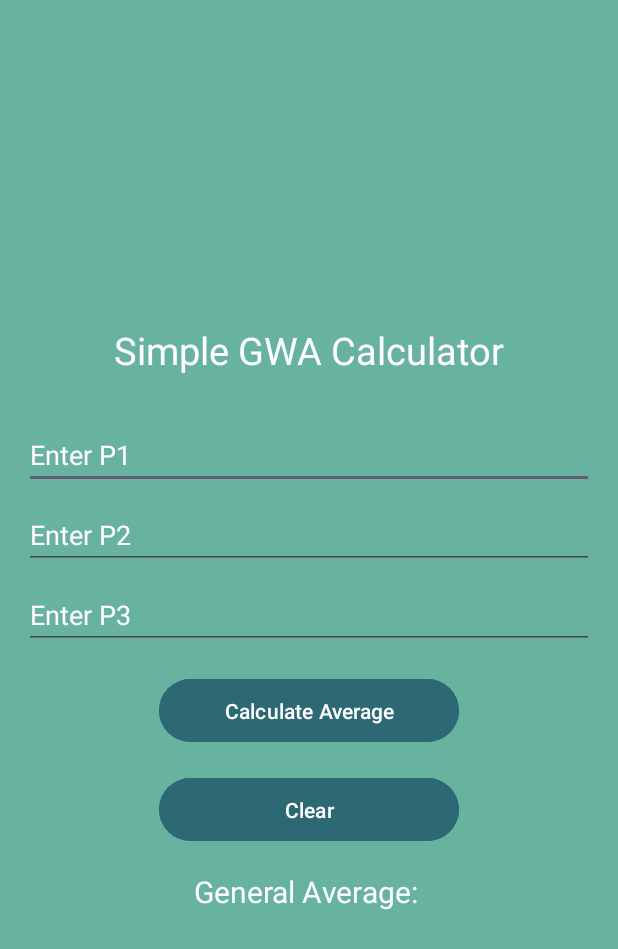
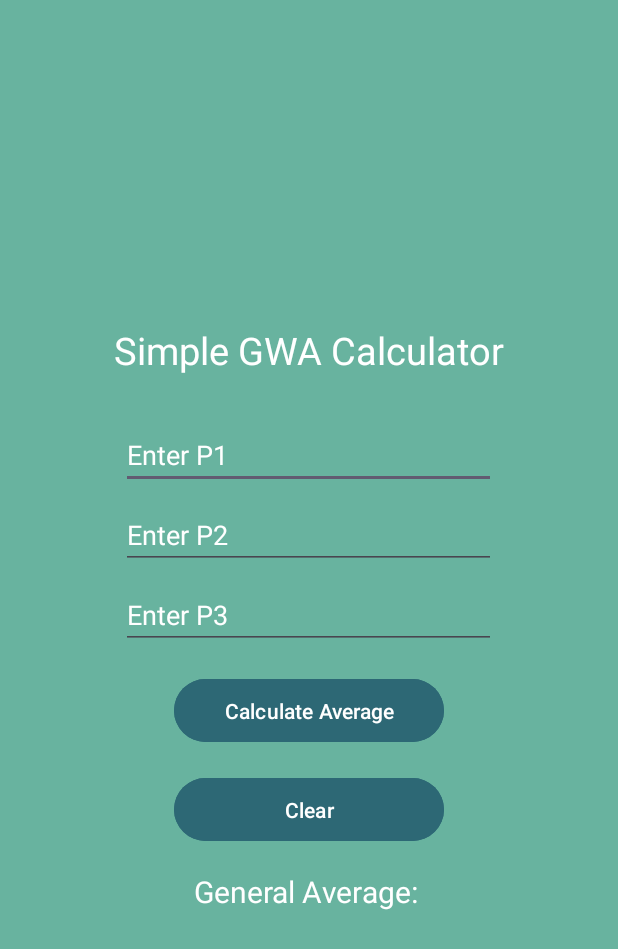
Before and after one commit to DalRamos/Dalrymple-Ramos-block1-activity1, an Android app: the screen it shows after launch (MainActivity), on a phone screen of 412 x 824 dp. Shown: the top 949 px of the screen. Run offline under Robolectric (Android 15) with nearby library versions, the phone set to English and light mode, and no system bars.

Commit message:
General Logic updated/ added/fix some texts for convenience/Finalized

```diff
--- a/app/src/main/res/layout/activity_main.xml
+++ b/app/src/main/res/layout/activity_main.xml
@@ -19,7 +19,7 @@
 
     <EditText
         android:id="@+id/p1"
-        android:layout_width="match_parent"
+        android:layout_width="250dp"
         android:layout_height="wrap_content"
         android:hint="Enter P1"
         android:textColorHint="@color/white"
@@ -27,7 +27,7 @@
 
     <EditText
         android:id="@+id/p2"
-        android:layout_width="match_parent"
+        android:layout_width="250dp"
         android:layout_height="wrap_content"
         android:layout_marginTop="8dp"
         android:hint="Enter P2"
@@ -36,7 +36,7 @@
 
     <EditText
         android:id="@+id/p3"
-        android:layout_width="match_parent"
+        android:layout_width="250dp"
         android:layout_height="wrap_content"
         android:layout_marginTop="8dp"
         android:hint="Enter P3"
@@ -45,7 +45,7 @@
 
     <Button
         android:id="@+id/calculateButton"
-        android:layout_width="200dp"
+        android:layout_width="180dp"
         android:layout_height="50dp"
         android:layout_marginTop="16dp"
         android:backgroundTint="#2d6875"
@@ -54,7 +54,7 @@
 
     <Button
         android:id="@+id/clearButton"
-        android:layout_width="200dp"
+        android:layout_width="180dp"
         android:layout_height="50dp"
         android:layout_marginTop="16dp"
         android:backgroundTint="#2d6875"
```
